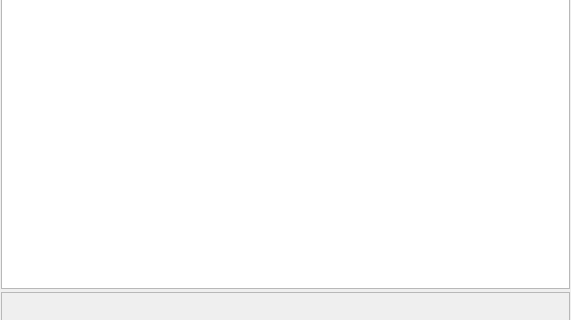
Old version of the form src/plugins/laure/playlistwidget.ui in the repository 0xd34df00d/leechcraft; both pictures show x 0 to 571 and y 307 to 627 of the 571 by 627 pixel window.
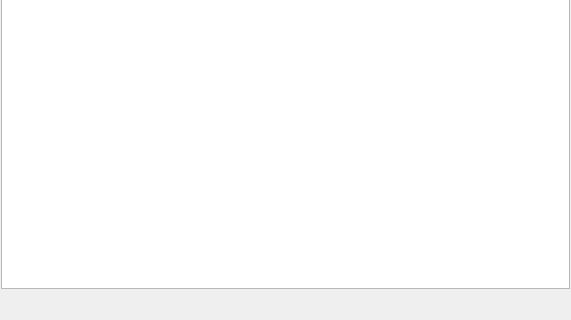
New version of the form. Custom widgets are drawn as their Qt base class.

Diff of the .ui file:
```diff
--- a/src/plugins/laure/playlistwidget.ui
+++ b/src/plugins/laure/playlistwidget.ui
@@ -40,7 +40,7 @@
         </size>
        </property>
        <property name="frameShape">
-        <enum>QFrame::StyledPanel</enum>
+        <enum>QFrame::NoFrame</enum>
        </property>
        <property name="frameShadow">
         <enum>QFrame::Raised</enum>
```
